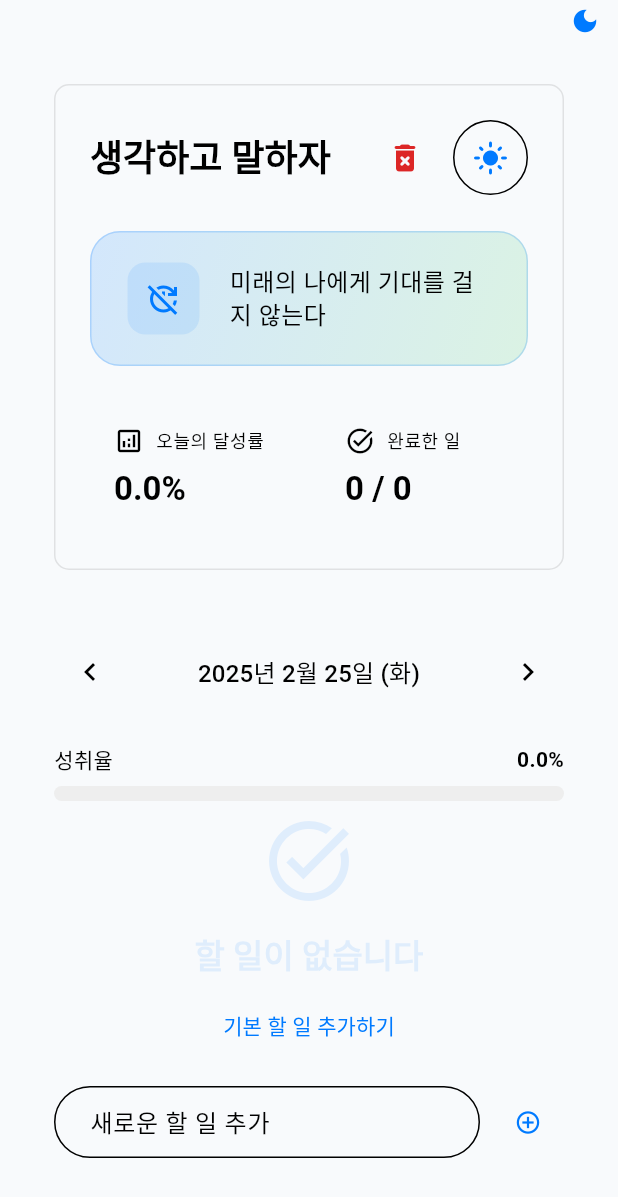
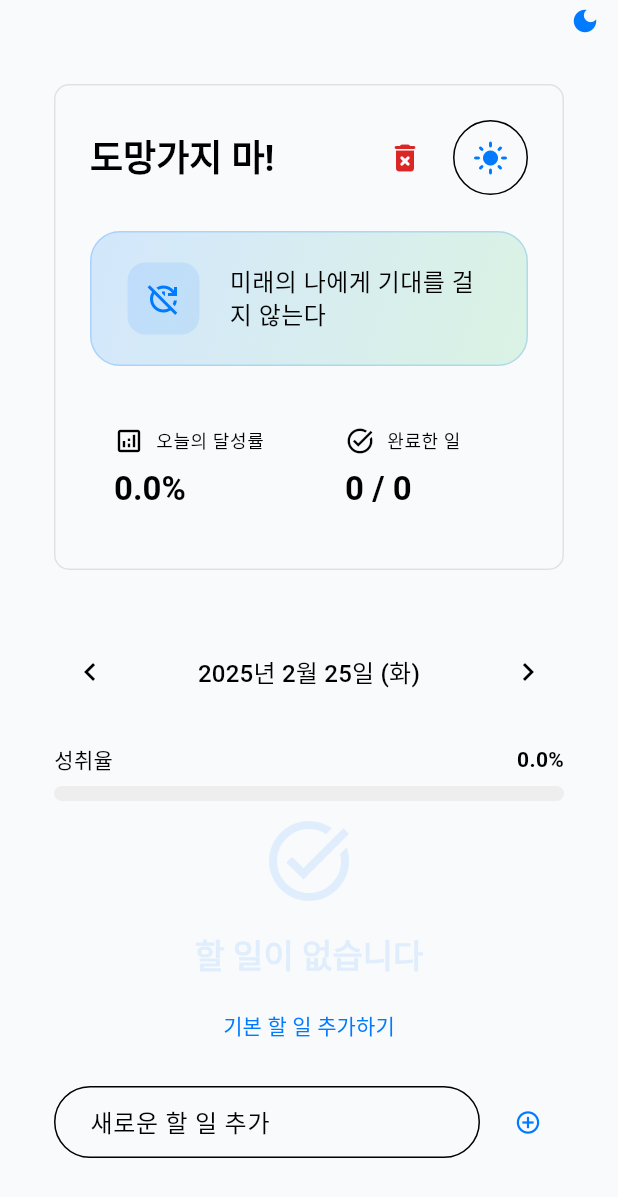
Before and after one commit to djchang-hdj/focus, a Flutter app: the screen it shows after launch, after a tap on the "light mode" icon, on a phone screen of 412 x 824 dp. Shown: the top 1197 px of the screen. Run offline on Flutter 3.47's test engine with Material 3 defaults, Android fonts, the phone set to English and light mode, and no system bars; our stand-ins replace shared_preferences.

Commit message:
rename the title for DJ

```diff
--- a/lib/main.dart
+++ b/lib/main.dart
@@ -311,7 +311,7 @@ class AppHeader extends StatelessWidget {
                 // 로고 및 타이틀
                 Expanded(
                   child: Text(
-                    '생각하고 말하자',
+                    '도망가지 마!',
                     style: theme.textTheme.headlineSmall?.copyWith(
                       fontWeight: FontWeight.bold,
                       color: theme.colorScheme.onSurface,
```
